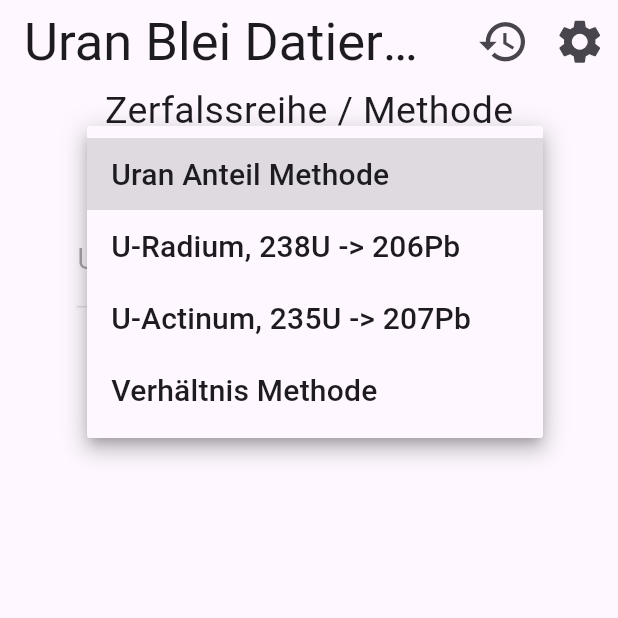
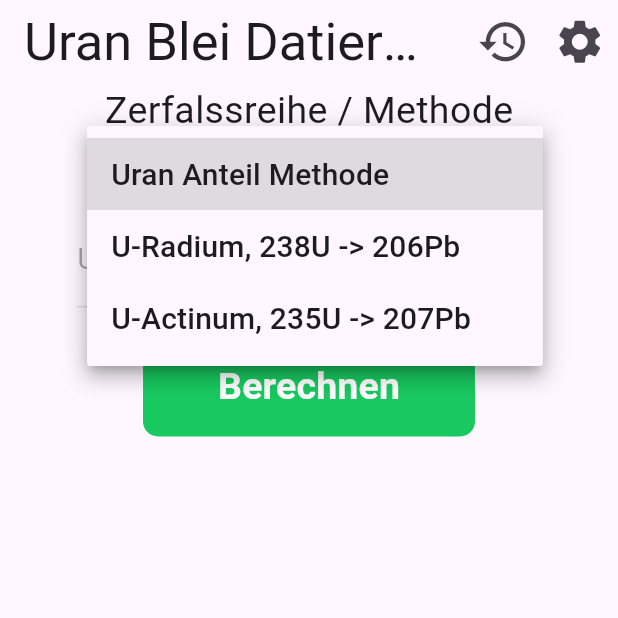
Before and after one commit to KREATIV-LSH/ubd, a Flutter app: the screen it shows after launch, after a tap on "Bitte auswählen...", on a phone screen of 412 x 824 dp, the top half of it. Run offline on Flutter 3.47's test engine with Material 3 defaults, Android fonts, the phone set to English and light mode, and no system bars; our stand-ins replace shared_preferences; missing offline and left inert: restart_app, universal_html; generated files the repository leaves out were written again.

Commit message:
Removed last method

```diff
--- a/lib/src/calculator/calculator_view.dart
+++ b/lib/src/calculator/calculator_view.dart
@@ -26,8 +26,6 @@ class _CalculatorViewState extends State<CalculatorView> {
 
   final TextEditingController t1 = TextEditingController();
   final TextEditingController t2 = TextEditingController();
-  final TextEditingController t3 = TextEditingController();
-  final TextEditingController t4 = TextEditingController();
 
   @override
   Widget build(BuildContext context) {
@@ -50,14 +48,11 @@ class _CalculatorViewState extends State<CalculatorView> {
                       AppLocalizations.of(context)!.uraniumPercentageMethod,
                       "U-Radium, 238U -> 206Pb",
                       "U-Actinum, 235U -> 207Pb",
-                      AppLocalizations.of(context)!.ratioMethod
                     ][calculation.methodIndex!];
                     t1.text = calculation.t1 ?? "";
                     t2.text = calculation.t2 ?? "";
-                    t3.text = calculation.t3 ?? "";
-                    t4.text = calculation.t4 ?? "";
                     var temp = widget.controller.calculate(dropdownValue,
-                        t1.text, t2.text, t3.text, t4.text, context,
+                        t1.text, t2.text, context,
                         saveHistory: false);
                     isError = temp.$1;
                     result = temp.$2;
@@ -95,15 +90,12 @@ class _CalculatorViewState extends State<CalculatorView> {
                 dropdownValue = newValue;
                 t1.clear();
                 t2.clear();
-                t3.clear();
-                t4.clear();
               });
             },
             items: <String>[
               AppLocalizations.of(context)!.uraniumPercentageMethod,
               "U-Radium, 238U -> 206Pb",
               "U-Actinum, 235U -> 207Pb",
-              AppLocalizations.of(context)!.ratioMethod
             ].map<DropdownMenuItem<String>>((String value) {
               return DropdownMenuItem<String>(
                 value: value,
@@ -189,75 +181,6 @@ class _CalculatorViewState extends State<CalculatorView> {
             ),
           ),
           Padding(
-            padding: EdgeInsets.symmetric(
-                horizontal: MediaQuery.of(context).size.width * 0.1),
-            child: Visibility(
-              visible:
-                  dropdownValue == AppLocalizations.of(context)!.ratioMethod,
-              child: Row(
-                mainAxisAlignment: MainAxisAlignment.spaceEvenly,
-                children: [
-                  Expanded(
-                      child: Padding(
-                          padding: const EdgeInsets.symmetric(horizontal: 10),
-                          child: TextField(
-                            controller: t3,
-                            decoration: InputDecoration(
-                              labelText: AppLocalizations.of(context)!
-                                  .uraniumConcentration,
-                              labelStyle: const TextStyle(fontSize: 20),
-                            ),
-                            style: const TextStyle(fontSize: 20),
-                            keyboardType: const TextInputType.numberWithOptions(
-                                decimal: true, signed: false),
-                            inputFormatters: [
-                              FilteringTextInputFormatter.allow(
-                                  RegExp(r"[0-9.,]")), // Allow commas
-                              TextInputFormatter.withFunction(
-                                  (oldValue, newValue) {
-                                final text = newValue.text.replaceAll(
-                                    ',', '.'); // Replace commas with periods
-                                return text.isEmpty
-                                    ? newValue.copyWith(text: text)
-                                    : double.tryParse(text) == null
-                                        ? oldValue
-                                        : newValue.copyWith(text: text);
-                              }),
-                            ],
-                          ))),
-                  Expanded(
-                      child: Padding(
-                          padding: const EdgeInsets.symmetric(horizontal: 10),
-                          child: TextField(
-                            controller: t4,
-                            decoration: InputDecoration(
-                              labelText: AppLocalizations.of(context)!
-                                  .leadConcentration,
-                              labelStyle: const TextStyle(fontSize: 20),
-                            ),
-                            style: const TextStyle(fontSize: 20),
-                            keyboardType: const TextInputType.numberWithOptions(
-                                decimal: true, signed: false),
-                            inputFormatters: [
-                              FilteringTextInputFormatter.allow(
-                                  RegExp(r"[0-9.,]")), // Allow commas
-                              TextInputFormatter.withFunction(
-                                  (oldValue, newValue) {
-                                final text = newValue.text.replaceAll(
-                                    ',', '.'); // Replace commas with periods
-                                return text.isEmpty
-                                    ? newValue.copyWith(text: text)
-                                    : double.tryParse(text) == null
-                                        ? oldValue
-                                        : newValue.copyWith(text: text);
-                              }),
-                            ],
-                          ))),
-                ],
-              ),
-            ),
-          ),
-          Padding(
               padding: const EdgeInsets.all(20.0),
               child: TextButton(
                   style: TextButton.styleFrom(
@@ -274,7 +197,7 @@ class _CalculatorViewState extends State<CalculatorView> {
                     }
                     setState(() {
                       var temp = widget.controller.calculate(dropdownValue,
-                          t1.text, t2.text, t3.text, t4.text, context);
+                          t1.text, t2.text, context);
                       isError = temp.$1;
                       result = temp.$2;
                     });
--- a/lib/src/calculator/histroy_view.dart
+++ b/lib/src/calculator/histroy_view.dart
@@ -40,10 +40,8 @@ class _HistoryViewState extends State<HistoryView> {
               "${widget.controller.formatNumber(calculation.result!, context)} ${AppLocalizations.of(context)!.years}";
           if (calculation.methodIndex == 0) {
             subtitle = "${calculation.t1!}%: $result";
-          } else if (calculation.methodIndex! < 3) {
+          } else {
             subtitle = "${calculation.t1!}, ${calculation.t2!}: $result";
-          } else {
-            subtitle = "${calculation.t1!} / ${calculation.t3!}, ${calculation.t2!} / ${calculation.t4!}: $result";
           }
           final isHovered = ValueNotifier<bool>(false);
 
@@ -58,7 +56,6 @@ class _HistoryViewState extends State<HistoryView> {
                 AppLocalizations.of(context)!.uraniumPercentageMethod,
                 "U-Radium, 238U -> 206Pb",
                 "U-Actinum, 235U -> 207Pb",
-                AppLocalizations.of(context)!.ratioMethod
               ][calculation.methodIndex!]),
               subtitle: Text(subtitle),
               trailing: ValueListenableBuilder<bool>(
```
Also changed, not shown: lib/src/calculator/calculator_controller.dart (+6 -52 lines).
